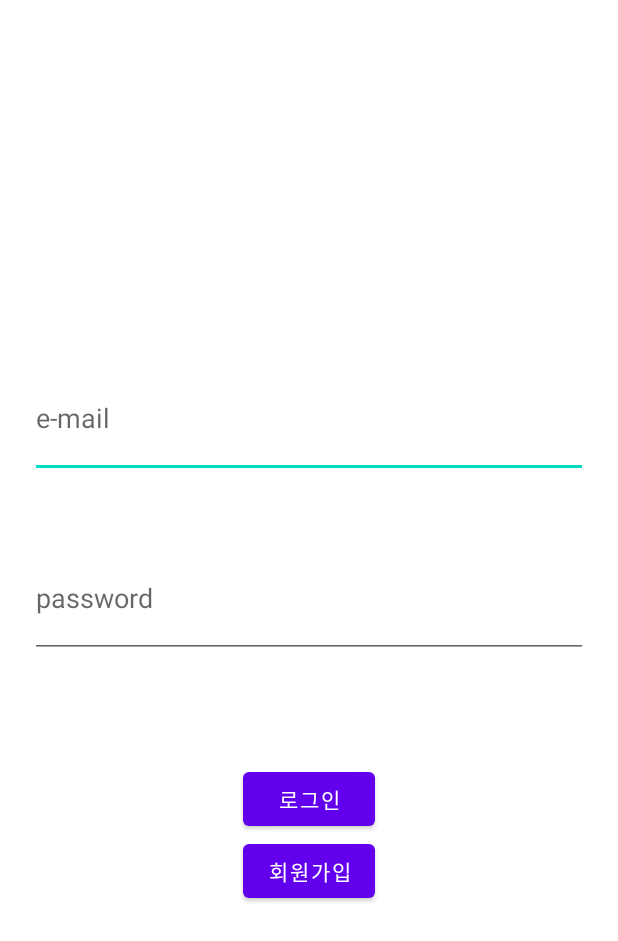
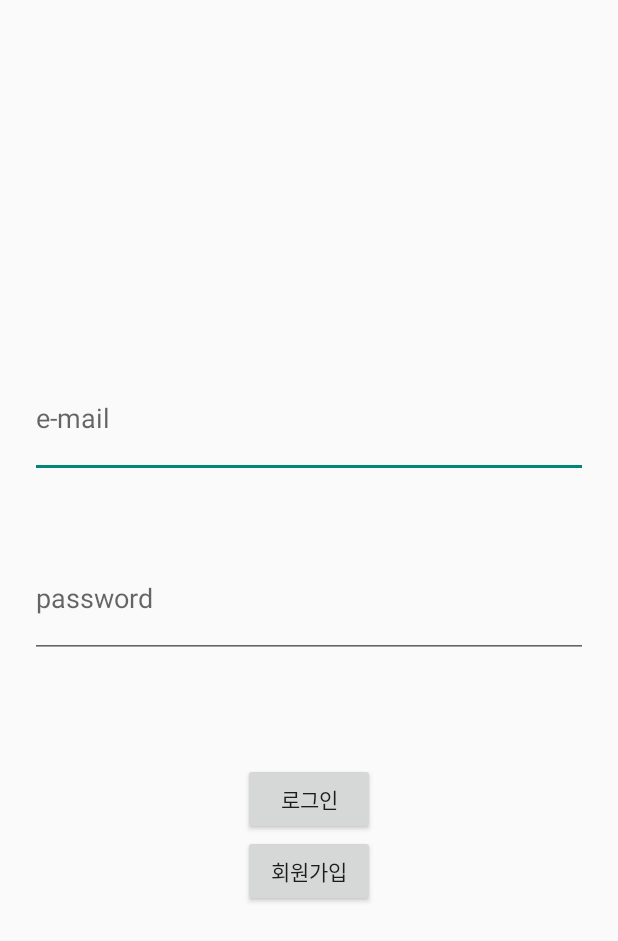
Before and after one commit to whk06061/chatting-practice, an Android app: the screen it shows after launch (LoginActivity), on a phone screen of 412 x 824 dp. Shown: the top 941 px of the screen. Run offline under Robolectric (Android 15) with nearby library versions, the phone set to English and light mode, and no system bars; our stand-ins replace Firebase (no records; nobody signed in at launch, a user with empty details on screens opened directly).

Commit message:
색상 변경 안되는 문제 해결

```diff
--- a/app/src/main/res/values/themes.xml
+++ b/app/src/main/res/values/themes.xml
@@ -1,7 +1,8 @@
 <resources xmlns:tools="http://schemas.android.com/tools">
     <!-- Base application theme. -->
-    <style name="Theme.Chatting_project" parent="Theme.MaterialComponents.DayNight.NoActionBar">
+    <style name="Theme.Chatting_project" parent="Theme.AppCompat.Light">
         <!-- Primary brand color. -->
+        <item name="windowNoTitle">true</item>
         <item name="colorPrimary">@color/purple_500</item>
         <item name="colorPrimaryVariant">@color/purple_700</item>
         <item name="colorOnPrimary">@color/white</item>
```
